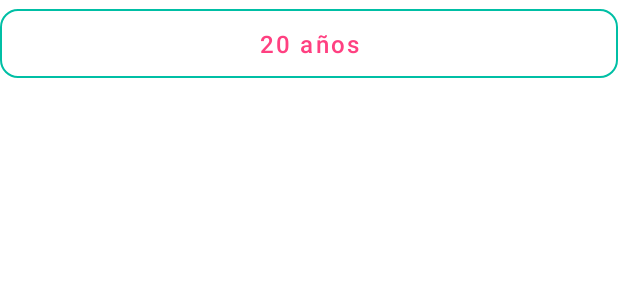
After one commit to GersonDev/freelo-fieston-virtual, an Android app: the layout layout_item_trivia_option.xml on its own in the app's theme, with its tools: preview values and no code run, on a phone screen of 412 x 824 dp. The commit adds this screen. Shown: the top 300 px of the screen. Run offline under Robolectric (Android 15) with nearby library versions, the phone set to English and light mode, and no system bars.

Commit message:
add OptionAdapter and OptionViewHolder to trivia feature

```diff
--- /dev/null
+++ b/app/src/main/java/com/spydevs/fiestonvirtual/model/trivia/OptionModel.kt
@@ -0,0 +1,6 @@
+package com.spydevs.fiestonvirtual.model.trivia
+
+data class OptionModel(
+    val text: String? = null,
+    var checked: Boolean = false
+)
--- /dev/null
+++ b/app/src/main/res/layout/layout_item_trivia_option.xml
@@ -0,0 +1,17 @@
+<?xml version="1.0" encoding="utf-8"?>
+<com.google.android.material.button.MaterialButton
+    xmlns:android="http://schemas.android.com/apk/res/android"
+    xmlns:app="http://schemas.android.com/apk/res-auto"
+    xmlns:tools="http://schemas.android.com/tools"
+    android:id="@+id/itemTriviaOption_btn"
+    style="@style/Widget.MaterialComponents.Button.OutlinedButton"
+    android:layout_width="match_parent"
+    android:layout_height="wrap_content"
+    android:paddingVertical="12dp"
+    android:textAllCaps="false"
+    android:textColor="@color/white"
+    android:textSize="16sp"
+    app:cornerRadius="12dp"
+    app:strokeColor="@color/colorAccent"
+    tools:text="20 años"
+    tools:textColor="@color/accent" />
--- a/app/src/main/res/navigation/main_navigation.xml
+++ b/app/src/main/res/navigation/main_navigation.xml
@@ -31,7 +31,7 @@
 
     <fragment
         android:id="@+id/navigation_trivia"
-        android:name="com.spydevs.fiestonvirtual.ui.main.chat.TriviaFragment"
+        android:name="com.spydevs.fiestonvirtual.ui.main.trivia.TriviaFragment"
         android:label="@string/title_trivia"
         tools:layout="@layout/fragment_trivia" />
 
```
Also changed, not shown: app/src/main/java/com/spydevs/fiestonvirtual/ui/main/trivia/option/OptionAdapter.kt (added, +48 -0 lines), app/src/main/java/com/spydevs/fiestonvirtual/ui/main/trivia/option/OptionViewHolder.kt (added, +44 -0 lines).
